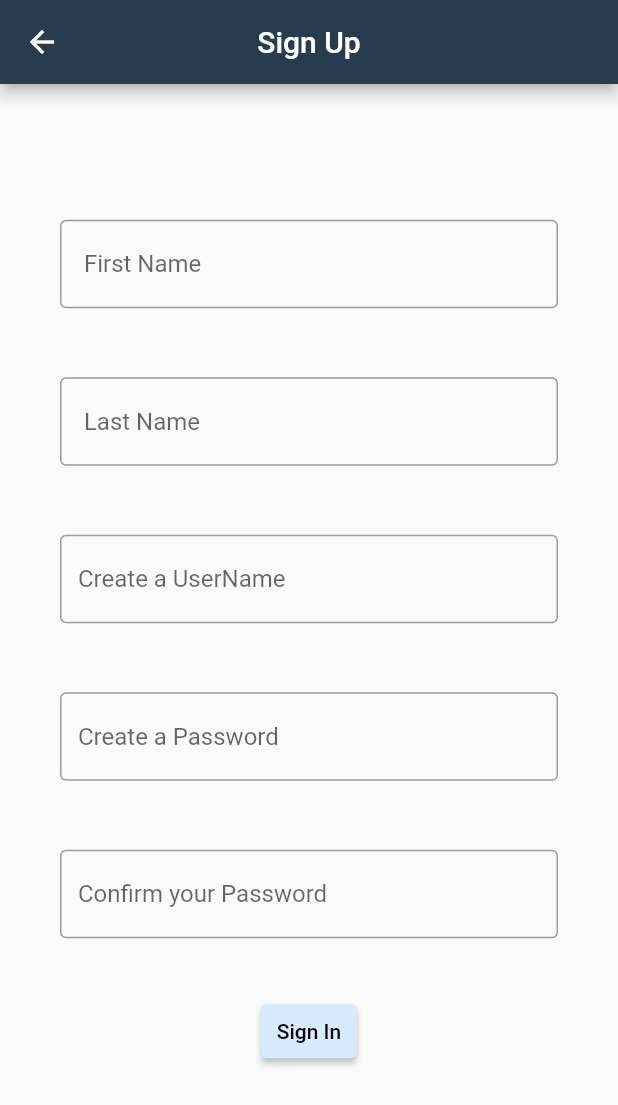
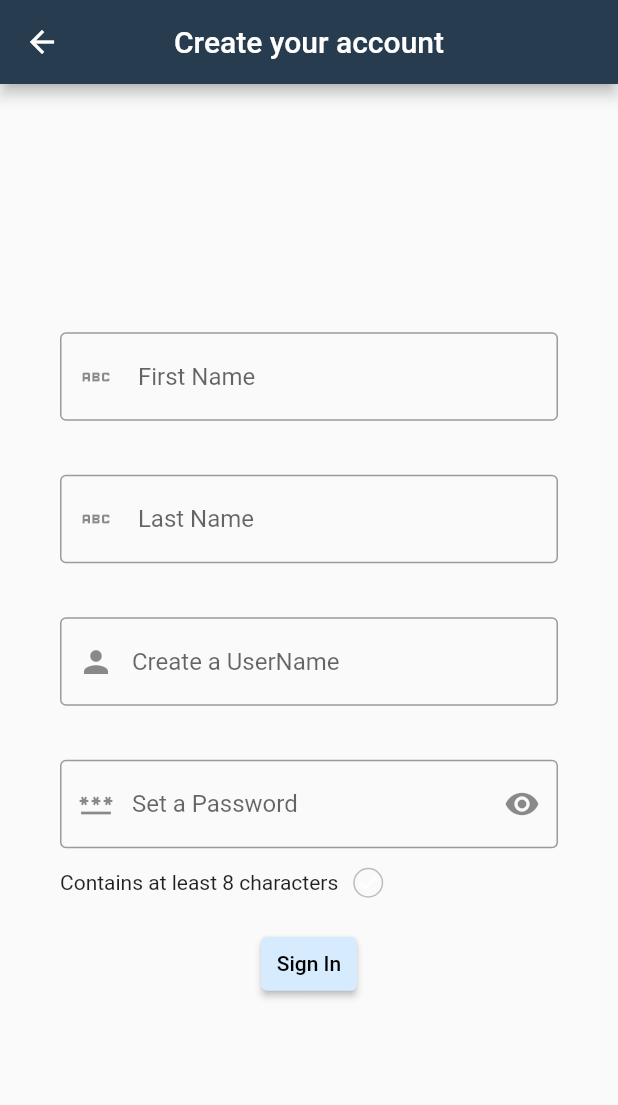
Before and after one commit to omarhilall/Mindkhan, a Flutter app: the SignUp screen opened by its route, on a phone screen of 412 x 824 dp. Shown: the top 1105 px of the screen. Run offline on Flutter 3.47's test engine with Material 2 defaults, Android fonts, the phone set to English and light mode, and no system bars; our stand-ins replace flutter_svg, go_router, syncfusion_flutter_calendar, syncfusion_flutter_datepicker, table_calendar.

Commit message:
validating password in signuppage

```diff
--- a/lib/screens/signuppageUSER.dart
+++ b/lib/screens/signuppageUSER.dart
@@ -4,14 +4,33 @@ import '../services/constants.dart';
 
 const Color black = Color(0xFF000000);
 
-class SignUp extends StatelessWidget {
+class SignUp extends StatefulWidget {
   const SignUp({super.key});
+
+  @override
+  State<SignUp> createState() => _SignUpState();
+}
+
+class _SignUpState extends State<SignUp> {
+  bool _isvisible = true;
+  bool _isPasswordiseightcharachters = false;
+  bool _isPasswordmatch = false;
+
+  onPasswordchanged(password) {
+    setState(() {
+      if (password.length >= 8) {
+        _isPasswordiseightcharachters = true;
+      } else {
+        _isPasswordiseightcharachters = false;
+      }
+    });
+  }
 
   @override
   Widget build(BuildContext context) {
     return Scaffold(
         appBar: AppBar(
-            title: const Text("Sign Up"),
+            title: const Text("Create your account"),
             centerTitle: true,
             backgroundColor: kSecondaryColor),
         body: Column(
@@ -21,65 +40,100 @@ class SignUp extends StatelessWidget {
               padding: EdgeInsets.symmetric(horizontal: 40, vertical: 8),
               child: TextField(
                 decoration: InputDecoration(
+                  prefixIcon: Icon(Icons.abc),
                   border: OutlineInputBorder(),
                   hintText: ' First Name',
                 ),
               ),
             ),
             const SizedBox(
-              height: 30,
+              height: 20,
             ),
             const Padding(
               padding: EdgeInsets.symmetric(horizontal: 40, vertical: 8),
               child: TextField(
-                obscureText: true,
+                obscureText: false,
                 decoration: InputDecoration(
+                  prefixIcon: Icon(Icons.abc),
                   border: OutlineInputBorder(),
                   hintText: ' Last Name',
                 ),
               ),
             ),
             const SizedBox(
-              height: 30,
+              height: 20,
             ),
             const Padding(
               padding: EdgeInsets.symmetric(horizontal: 40, vertical: 8),
               child: TextField(
-                obscureText: true,
+                obscureText: false,
                 decoration: InputDecoration(
+                  prefixIcon: Icon(Icons.person),
                   border: OutlineInputBorder(),
                   hintText: 'Create a UserName',
                 ),
               ),
             ),
             const SizedBox(
-              height: 30,
+              height: 20,
             ),
-            const Padding(
-              padding: EdgeInsets.symmetric(horizontal: 40, vertical: 8),
+            Padding(
+              padding: const EdgeInsets.symmetric(horizontal: 40, vertical: 8),
               child: TextField(
-                obscureText: true,
+                onChanged: (password) => onPasswordchanged(password),
+                obscureText: _isvisible,
                 decoration: InputDecoration(
-                  border: OutlineInputBorder(),
-                  hintText: 'Create a Password',
+                  prefixIcon: const Icon(Icons.password),
+                  suffixIcon: IconButton(
+                      onPressed: () {
+                        setState(() {
+                          _isvisible = !_isvisible;
+                        });
+                      },
+                      icon: _isvisible
+                          ? const Icon(Icons.visibility)
+                          : const Icon(Icons.visibility_off)),
+                  border: const OutlineInputBorder(),
+                  hintText: 'Set a Password',
                 ),
               ),
             ),
             const SizedBox(
-              height: 30,
+              height: 5,
             ),
-            const Padding(
-              padding: EdgeInsets.symmetric(horizontal: 40, vertical: 8),
-              child: TextField(
-                obscureText: true,
-                decoration: InputDecoration(
-                  border: OutlineInputBorder(),
-                  hintText: 'Confirm your Password',
-                ),
+            Padding(
+              padding: const EdgeInsets.symmetric(horizontal: 40),
+              child: Row(
+                children: [
+                  const Text('Contains at least 8 characters'),
+                  const SizedBox(
+                    width: 10,
+                  ),
+                  AnimatedContainer(
+                      duration: const Duration(milliseconds: 500),
+                      width: 20,
+                      height: 20,
+                      decoration: BoxDecoration(
+                        color: _isPasswordiseightcharachters
+                            ? Colors.green
+                            : Colors.transparent,
+                        border: _isPasswordiseightcharachters
+                            ? Border.all(color: Colors.transparent)
+                            : Border.all(color: Colors.grey.shade400),
+                        borderRadius: BorderRadius.circular(50),
+                      ),
+                      child: const Center(
+                        child: Icon(
+                          Icons.check,
+                          color: Colors.white,
+                          size: 15,
+                        ),
+                      )),
+                ],
               ),
             ),
             const SizedBox(
-              height: 30,
+              height: 20,
             ),
             TextButton(
               style: TextButton.styleFrom(
@@ -91,9 +145,6 @@ class SignUp extends StatelessWidget {
               },
               child: const Text('Sign In'),
             ),
-            const SizedBox(
-              height: 30,
-            ),
           ],
         ));
   }
--- a/pubspec.yaml
+++ b/pubspec.yaml
@@ -73,6 +73,8 @@ flutter:
   assets:
    - assets/images/
 
+
+
   #   - images/a_dot_burr.jpeg
   #   - images/a_dot_ham.jpeg
 
```
